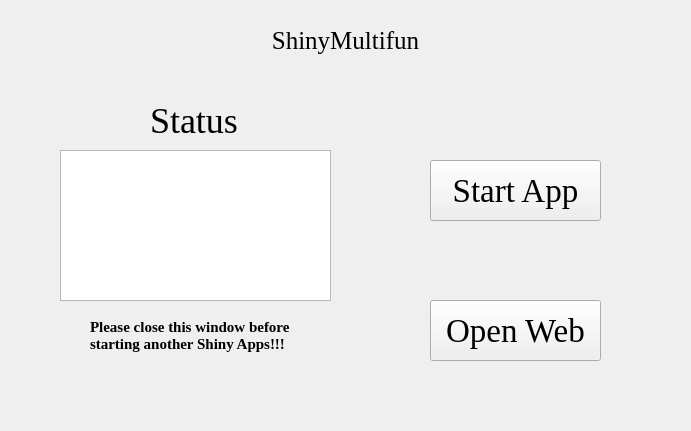
Above: ShinyMultifun.ui from hzaurzli/MicroWorldOmics before the change. Below: the same form after it.
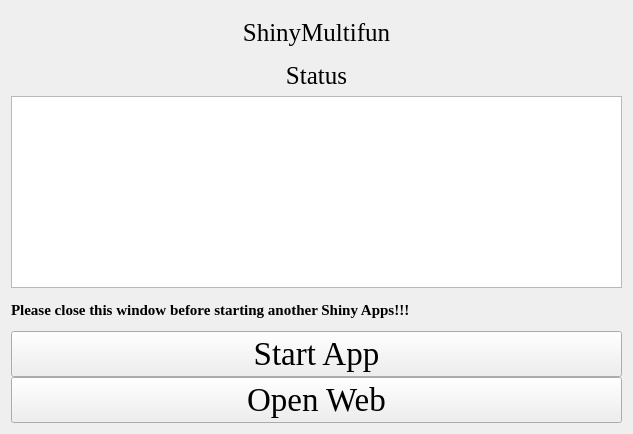
That is the form after the change. Icons and pictures are not drawn.

The edit to the form file:
```diff
--- a/ShinyMultifun.ui
+++ b/ShinyMultifun.ui
@@ -6,8 +6,8 @@
    <rect>
     <x>0</x>
     <y>0</y>
-    <width>691</width>
-    <height>431</height>
+    <width>633</width>
+    <height>434</height>
    </rect>
   </property>
   <property name="windowTitle">
@@ -16,28 +16,17 @@
   <property name="styleSheet">
    <string notr="true">background-image: url(D:/tools/Pycharm/pyqt/logo/backgroundpage.png)</string>
   </property>
-  <widget class="QTextBrowser" name="textBrowser">
-   <property name="geometry">
-    <rect>
-     <x>60</x>
-     <y>150</y>
-     <width>271</width>
-     <height>151</height>
-    </rect>
+  <layout class="QGridLayout" name="gridLayout_4">
+   <property name="verticalSpacing">
+    <number>0</number>
    </property>
-   <property name="styleSheet">
-    <string notr="true">background-image: url(D:/tools/Pycharm/pyqt/logo/white.png)</string>
-   </property>
-  </widget>
+   <item row="0" column="0">
+    <layout class="QGridLayout" name="gridLayout_5">
+     <property name="verticalSpacing">
+      <number>0</number>
+     </property>
+     <item row="0" column="0" colspan="3">
   <widget class="QLabel" name="label">
-   <property name="geometry">
-    <rect>
-     <x>230</x>
-     <y>20</y>
-     <width>231</width>
-     <height>41</height>
-    </rect>
-   </property>
    <property name="font">
     <font>
      <family>Times New Roman</family>
@@ -51,75 +40,32 @@
     <set>Qt::AlignCenter</set>
    </property>
   </widget>
-  <widget class="QLabel" name="label_2">
-   <property name="geometry">
-    <rect>
-     <x>150</x>
-     <y>100</y>
-     <width>101</width>
-     <height>41</height>
-    </rect>
-   </property>
+     </item>
+     <item row="3" column="0" colspan="3">
+      <widget class="QLabel" name="label_4">
    <property name="font">
     <font>
      <family>Times New Roman</family>
-     <pointsize>27</pointsize>
+         <pointsize>19</pointsize>
     </font>
    </property>
    <property name="text">
     <string>Status</string>
    </property>
    <property name="alignment">
-    <set>Qt::AlignLeading|Qt::AlignLeft|Qt::AlignVCenter</set>
-   </property>
-  </widget>
-  <widget class="QPushButton" name="pushButton">
-   <property name="geometry">
-    <rect>
-     <x>430</x>
-     <y>160</y>
-     <width>171</width>
-     <height>61</height>
-    </rect>
-   </property>
-   <property name="font">
-    <font>
-     <family>Times New Roman</family>
-     <pointsize>25</pointsize>
-    </font>
-   </property>
-   <property name="text">
-    <string>Start App</string>
-   </property>
-  </widget>
-  <widget class="QPushButton" name="pushButton_2">
-   <property name="geometry">
-    <rect>
-     <x>430</x>
-     <y>300</y>
-     <width>171</width>
-     <height>61</height>
-    </rect>
-   </property>
-   <property name="font">
-    <font>
-     <family>Times New Roman</family>
-     <pointsize>25</pointsize>
-    </font>
-   </property>
-   <property name="text">
-    <string>Open Web</string>
-   </property>
-  </widget>
+        <set>Qt::AlignCenter</set>
+       </property>
+      </widget>
+     </item>
+     <item row="5" column="0" rowspan="2" colspan="3">
+      <widget class="QTextBrowser" name="textBrowser">
+       <property name="styleSheet">
+        <string notr="true">background-image: url(D:/Documents/Desktop/white.png)</string>
+       </property>
+      </widget>
+     </item>
+     <item row="7" column="0" colspan="3">
   <widget class="QLabel" name="label_3">
-   <property name="geometry">
-    <rect>
-     <x>90</x>
-     <y>310</y>
-     <width>211</width>
-     <height>51</height>
-    </rect>
-   </property>
    <property name="font">
     <font>
      <family>Times New Roman</family>
@@ -129,10 +75,39 @@
     </font>
    </property>
    <property name="text">
-    <string>Please close this window before
-starting another Shiny Apps!!!</string>
-   </property>
-  </widget>
+        <string>Please close this window before starting another Shiny Apps!!!</string>
+       </property>
+      </widget>
+     </item>
+     <item row="8" column="0" colspan="3">
+      <widget class="QPushButton" name="pushButton">
+       <property name="font">
+        <font>
+         <family>Times New Roman</family>
+         <pointsize>25</pointsize>
+        </font>
+       </property>
+       <property name="text">
+        <string>Start App</string>
+       </property>
+      </widget>
+     </item>
+     <item row="9" column="0" colspan="3">
+      <widget class="QPushButton" name="pushButton_2">
+       <property name="font">
+        <font>
+         <family>Times New Roman</family>
+         <pointsize>25</pointsize>
+        </font>
+       </property>
+       <property name="text">
+        <string>Open Web</string>
+       </property>
+      </widget>
+     </item>
+    </layout>
+   </item>
+  </layout>
  </widget>
  <resources/>
  <connections/>
```
Left out of the diff: 2 changed lines with no effect on the pictures. Lines whose indentation alone changed are shown as unchanged.
